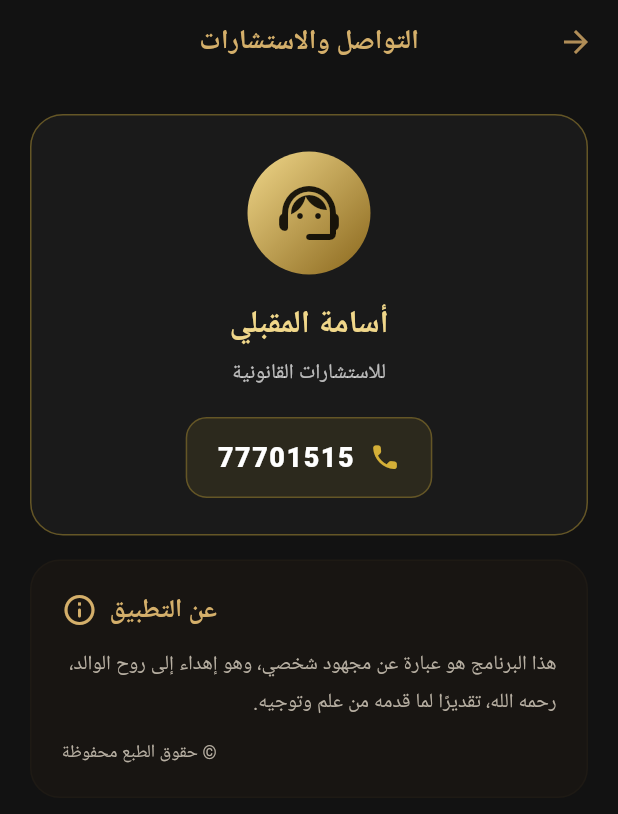
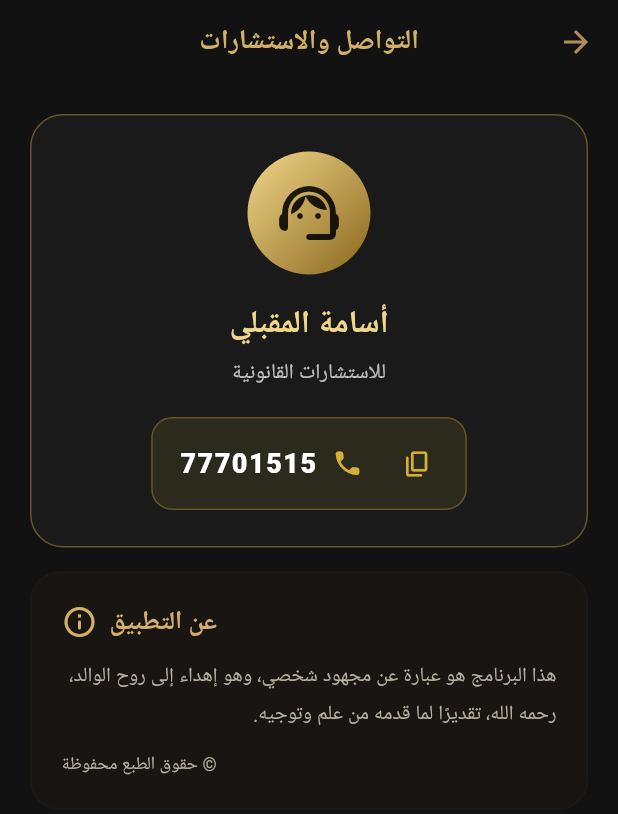
Before and after one commit to ghgfcrcgrf57566-beep/-, a Flutter app: the ContactScreen screen opened directly, on a phone screen of 412 x 824 dp. Shown: the top 814 px of the screen. Run offline on Flutter 3.47's test engine with Material 3 defaults, Android fonts, the phone set to English and light mode, and no system bars; our stand-ins replace connectivity_plus, dio, share_plus, shared_preferences, sqflite; missing offline and left inert: flutter_pdfview; accounts and stored records are empty.

Commit message:
feat(contact): make phone callable and copyable

```diff
--- a/yemen_laws_app/lib/screens/contact/contact_screen.dart
+++ b/yemen_laws_app/lib/screens/contact/contact_screen.dart
@@ -1,4 +1,6 @@
 import 'package:flutter/material.dart';
+import 'package:flutter/services.dart';
+import 'package:url_launcher/url_launcher.dart';
 import '../../core/constants.dart';
 import '../../core/theme.dart';
 
@@ -57,16 +59,64 @@
                   ),
                   const SizedBox(height: 18),
                   Container(
-                    padding: const EdgeInsets.symmetric(
-                      horizontal: 20,
-                      vertical: 13,
+                    padding: const EdgeInsetsDirectional.only(
+                      start: 8,
+                      end: 8,
+                      top: 6,
+                      bottom: 6,
                     ),
                     decoration: BoxDecoration(
                       color: const Color(0x19D4AF37),
                       borderRadius: BorderRadius.circular(14),
                       border: Border.all(color: const Color(0x55D4AF37)),
                     ),
-                    child: const Row(
+                    child: Row(
+                      mainAxisSize: MainAxisSize.min,
+                      children: [
+                        IconButton(
+                          tooltip: 'نسخ الرقم',
+                          onPressed: () async {
+                            await Clipboard.setData(
+                              const ClipboardData(
+                                text: AppConstants.contactPhone,
+                              ),
+                            );
+                            if (!context.mounted) return;
+                            ScaffoldMessenger.of(context).showSnackBar(
+                              const SnackBar(
+                                content: Text('تم نسخ رقم التواصل'),
+                              ),
+                            );
+                          },
+                          icon: const Icon(
+                            Icons.copy_rounded,
+                            color: Color(0xFFD4AF37),
+                            size: 20,
+                          ),
+                        ),
+                        const SizedBox(width: 2),
+                        InkWell(
+                          borderRadius: BorderRadius.circular(10),
+                          onTap: () async {
+                            final uri = Uri(
+                              scheme: 'tel',
+                              path: AppConstants.contactPhone,
+                            );
+                            final launched = await launchUrl(uri);
+                            if (!launched && context.mounted) {
+                              ScaffoldMessenger.of(context).showSnackBar(
+                                const SnackBar(
+                                  content: Text('تعذر فتح تطبيق الاتصال'),
+                                ),
+                              );
+                            }
+                          },
+                          child: const Padding(
+                            padding: EdgeInsets.symmetric(
+                              horizontal: 10,
+                              vertical: 8,
+                            ),
+                            child: Row(
                               mainAxisSize: MainAxisSize.min,
                               children: [
                                 Icon(
@@ -82,6 +132,10 @@
                                     fontSize: 18,
                                     fontWeight: FontWeight.w800,
                                     letterSpacing: 1,
+                                  ),
+                                ),
+                              ],
+                            ),
                           ),
                         ),
                       ],
```
Lines whose indentation alone changed are shown as unchanged.
